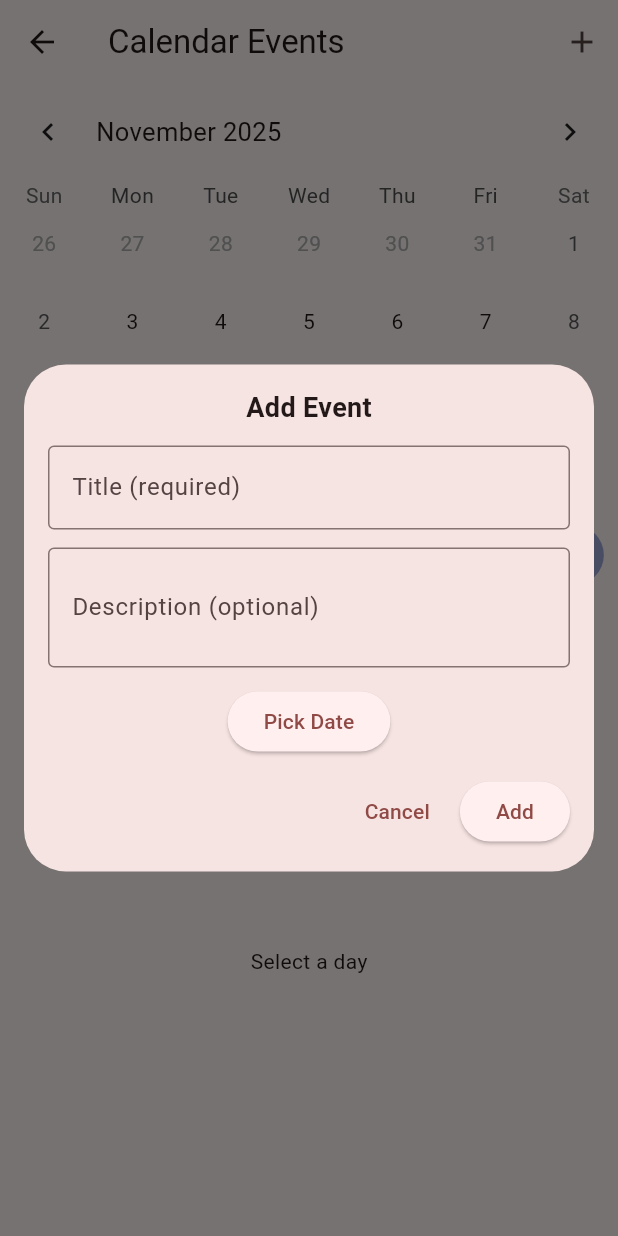
After one commit to Xen00n/class_routine_handler, a Flutter app: the CalendarPage screen opened directly, after a tap on the "add" icon, on a phone screen of 412 x 824 dp. The commit adds this screen. Run offline on Flutter 3.47's test engine with Material 3 defaults, Android fonts, the phone set to English and light mode, and no system bars; drawn by our look-alikes of table_calendar; our stand-ins replace file_picker, open_filex.

Commit message:
added calendar and changes the way content adder and loader loads

```diff
--- /dev/null
+++ b/devtools_options.yaml
@@ -0,0 +1,3 @@
+description: This file stores settings for Dart & Flutter DevTools.
+documentation: https://docs.flutter.dev/tools/devtools/extensions#configure-extension-enablement-states
+extensions:
--- /dev/null
+++ b/lib/calendar_service.dart
@@ -0,0 +1,50 @@
+import 'dart:convert';
+import 'dart:io';
+import 'package:path_provider/path_provider.dart';
+import 'datamodel.dart';
+
+class CalendarService {
+  Future<File> _getFile() async {
+    final dir = await getApplicationDocumentsDirectory();
+    return File('${dir.path}/events.json');
+  }
+
+  Future<List<Event>> loadEvents() async {
+    final file = await _getFile();
+    if (!await file.exists()) return [];
+
+    final str = await file.readAsString();
+    final jsonList = jsonDecode(str) as List;
+    return jsonList.map((e) => Event.fromJson(e)).toList();
+  }
+
+  Future<void> saveEvents(List<Event> events) async {
+    final file = await _getFile();
+    await file.writeAsString(
+      jsonEncode(events.map((e) => e.toJson()).toList()),
+    );
+  }
+
+  Future<void> addEvent(Event event) async {
+    final events = await loadEvents();
+    events.add(event);
+    await saveEvents(events);
+  }
+
+  Future<void> deleteEvent(String id) async {
+    final events = await loadEvents();
+    events.removeWhere((e) => e.id == id);
+    await saveEvents(events);
+  }
+
+  Future<void> removePastEvents() async {
+    final events = await loadEvents();
+    final now = DateTime.now();
+
+    events.removeWhere(
+      (e) => e.date.isBefore(DateTime(now.year, now.month, now.day)),
+    );
+
+    await saveEvents(events);
+  }
+}
--- a/lib/datamodel.dart
+++ b/lib/datamodel.dart
@@ -40,3 +40,31 @@ class Subject {
         .toList(),
   );
 }
+
+class Event {
+  String id;
+  String title;
+  String? description;
+  DateTime date;
+
+  Event({
+    required this.id,
+    required this.title,
+    this.description,
+    required this.date,
+  });
+
+  factory Event.fromJson(Map<String, dynamic> json) => Event(
+    id: json['id'],
+    title: json['title'],
+    description: json['description'],
+    date: DateTime.parse(json['date']),
+  );
+
+  Map<String, dynamic> toJson() => {
+    "id": id,
+    "title": title,
+    "description": description,
+    "date": date.toIso8601String(),
+  };
+}
--- a/lib/pages/coeg.dart
+++ b/lib/pages/coeg.dart
@@ -1,3 +1,4 @@
+import 'package:class_routine_handler/widgets/calendar.dart';
 import 'package:class_routine_handler/widgets/contentadder.dart';
 import 'package:class_routine_handler/widgets/contentloader.dart';
 
@@ -17,14 +18,16 @@ class _CoegPageState extends State<CoegPage> {
 
   @override
   Widget build(BuildContext context) {
-    Widget currentWidget = ContentLoader(subject: subject);
+    Widget currentWidget = CalendarPage();
     switch (selectedIndex) {
-      case 0:
+      case 1:
         currentWidget = ContentLoader(subject: subject);
         break;
-      case 1:
+      case 2:
         currentWidget = ContentAdder(subjectName: subject);
         break;
+      case 0:
+        currentWidget = CalendarPage();
       default:
         currentWidget = ContentLoader(subject: subject);
     }
@@ -35,6 +38,10 @@ class _CoegPageState extends State<CoegPage> {
           selectedIndex = value;
         }),
         items: const <BottomNavigationBarItem>[
+          BottomNavigationBarItem(
+            icon: Icon(Icons.calendar_month),
+            label: 'Calendar',
+          ),
           BottomNavigationBarItem(icon: Icon(Icons.list), label: 'Contents'),
           BottomNavigationBarItem(icon: Icon(Icons.add), label: 'Add Content'),
         ],
--- a/lib/pages/comp301.dart
+++ b/lib/pages/comp301.dart
@@ -1,3 +1,4 @@
+import 'package:class_routine_handler/widgets/calendar.dart';
 import 'package:class_routine_handler/widgets/contentadder.dart';
 import 'package:class_routine_handler/widgets/contentloader.dart';
 
@@ -17,14 +18,16 @@ class _Comp301PageState extends State<Comp301Page> {
 
   @override
   Widget build(BuildContext context) {
-    Widget currentWidget = ContentLoader(subject: subject);
+    Widget currentWidget = CalendarPage();
     switch (selectedIndex) {
-      case 0:
+      case 1:
         currentWidget = ContentLoader(subject: subject);
         break;
-      case 1:
+      case 2:
         currentWidget = ContentAdder(subjectName: subject);
         break;
+      case 0:
+        currentWidget = CalendarPage();
       default:
         currentWidget = ContentLoader(subject: subject);
     }
@@ -35,6 +38,10 @@ class _Comp301PageState extends State<Comp301Page> {
           selectedIndex = value;
         }),
         items: const <BottomNavigationBarItem>[
+          BottomNavigationBarItem(
+            icon: Icon(Icons.calendar_month),
+            label: 'Calendar',
+          ),
           BottomNavigationBarItem(icon: Icon(Icons.list), label: 'Contents'),
           BottomNavigationBarItem(icon: Icon(Icons.add), label: 'Add Content'),
         ],
--- a/lib/pages/comp307.dart
+++ b/lib/pages/comp307.dart
@@ -1,3 +1,4 @@
+import 'package:class_routine_handler/widgets/calendar.dart';
 import 'package:class_routine_handler/widgets/contentadder.dart';
 import 'package:class_routine_handler/widgets/contentloader.dart';
 
@@ -17,14 +18,16 @@ class _Comp307PageState extends State<Comp307Page> {
 
   @override
   Widget build(BuildContext context) {
-    Widget currentWidget = ContentLoader(subject: subject);
+    Widget currentWidget = CalendarPage();
     switch (selectedIndex) {
-      case 0:
+      case 1:
         currentWidget = ContentLoader(subject: subject);
         break;
-      case 1:
+      case 2:
         currentWidget = ContentAdder(subjectName: subject);
         break;
+      case 0:
+        currentWidget = CalendarPage();
       default:
         currentWidget = ContentLoader(subject: subject);
     }
@@ -35,6 +38,10 @@ class _Comp307PageState extends State<Comp307Page> {
           selectedIndex = value;
         }),
         items: const <BottomNavigationBarItem>[
+          BottomNavigationBarItem(
+            icon: Icon(Icons.calendar_month),
+            label: 'Calendar',
+          ),
           BottomNavigationBarItem(icon: Icon(Icons.list), label: 'Contents'),
           BottomNavigationBarItem(icon: Icon(Icons.add), label: 'Add Content'),
         ],
--- a/lib/pages/comp315.dart
+++ b/lib/pages/comp315.dart
@@ -1,3 +1,4 @@
+import 'package:class_routine_handler/widgets/calendar.dart';
 import 'package:class_routine_handler/widgets/contentadder.dart';
 import 'package:class_routine_handler/widgets/contentloader.dart';
 
@@ -17,14 +18,16 @@ class _Comp315PageState extends State<Comp315Page> {
 
   @override
   Widget build(BuildContext context) {
-    Widget currentWidget = ContentLoader(subject: subject);
+    Widget currentWidget = CalendarPage();
     switch (selectedIndex) {
-      case 0:
+      case 1:
         currentWidget = ContentLoader(subject: subject);
         break;
-      case 1:
+      case 2:
         currentWidget = ContentAdder(subjectName: subject);
         break;
+      case 0:
+        currentWidget = CalendarPage();
       default:
         currentWidget = ContentLoader(subject: subject);
     }
@@ -35,6 +38,10 @@ class _Comp315PageState extends State<Comp315Page> {
           selectedIndex = value;
         }),
         items: const <BottomNavigationBarItem>[
+          BottomNavigationBarItem(
+            icon: Icon(Icons.calendar_month),
+            label: 'Calendar',
+          ),
           BottomNavigationBarItem(icon: Icon(Icons.list), label: 'Contents'),
           BottomNavigationBarItem(icon: Icon(Icons.add), label: 'Add Content'),
         ],
--- a/lib/pages/mgts.dart
+++ b/lib/pages/mgts.dart
@@ -1,3 +1,4 @@
+import 'package:class_routine_handler/widgets/calendar.dart';
 import 'package:class_routine_handler/widgets/contentadder.dart';
 import 'package:class_routine_handler/widgets/contentloader.dart';
 
@@ -17,14 +18,16 @@ class _MgtsPageState extends State<MgtsPage> {
 
   @override
   Widget build(BuildContext context) {
-    Widget currentWidget = ContentLoader(subject: subject);
+    Widget currentWidget = CalendarPage();
     switch (selectedIndex) {
-      case 0:
+      case 1:
         currentWidget = ContentLoader(subject: subject);
         break;
-      case 1:
+      case 2:
         currentWidget = ContentAdder(subjectName: subject);
         break;
+      case 0:
+        currentWidget = CalendarPage();
       default:
         currentWidget = ContentLoader(subject: subject);
     }
@@ -35,6 +38,10 @@ class _MgtsPageState extends State<MgtsPage> {
           selectedIndex = value;
         }),
         items: const <BottomNavigationBarItem>[
+          BottomNavigationBarItem(
+            icon: Icon(Icons.calendar_month),
+            label: 'Calendar',
+          ),
           BottomNavigationBarItem(icon: Icon(Icons.list), label: 'Contents'),
           BottomNavigationBarItem(icon: Icon(Icons.add), label: 'Add Content'),
         ],
--- a/lib/pages/project.dart
+++ b/lib/pages/project.dart
@@ -1,3 +1,4 @@
+import 'package:class_routine_handler/widgets/calendar.dart';
 import 'package:class_routine_handler/widgets/contentadder.dart';
 import 'package:class_routine_handler/widgets/contentloader.dart';
 
@@ -14,16 +15,19 @@ class _ProjectPageState extends State<ProjectPage> {
   int selectedIndex = 0;
   dynamic contents;
   final String subject = "project";
+
   @override
   Widget build(BuildContext context) {
-    Widget currentWidget = ContentLoader(subject: subject);
+    Widget currentWidget = CalendarPage();
     switch (selectedIndex) {
-      case 0:
+      case 1:
         currentWidget = ContentLoader(subject: subject);
         break;
-      case 1:
+      case 2:
         currentWidget = ContentAdder(subjectName: subject);
         break;
+      case 0:
+        currentWidget = CalendarPage();
       default:
         currentWidget = ContentLoader(subject: subject);
     }
@@ -34,6 +38,10 @@ class _ProjectPageState extends State<ProjectPage> {
           selectedIndex = value;
         }),
         items: const <BottomNavigationBarItem>[
+          BottomNavigationBarItem(
+            icon: Icon(Icons.calendar_month),
+            label: 'Calendar',
+          ),
           BottomNavigationBarItem(icon: Icon(Icons.list), label: 'Contents'),
           BottomNavigationBarItem(icon: Icon(Icons.add), label: 'Add Content'),
         ],
--- /dev/null
+++ b/lib/widgets/calendar.dart
@@ -0,0 +1,223 @@
+import 'package:flutter/material.dart';
+import 'package:table_calendar/table_calendar.dart';
+import '../calendar_service.dart';
+import '../datamodel.dart';
+
+class CalendarPage extends StatefulWidget {
+  const CalendarPage({super.key});
+
+  @override
+  State<CalendarPage> createState() => _CalendarPageState();
+}
+
+class _CalendarPageState extends State<CalendarPage> {
+  final CalendarService service = CalendarService();
+
+  DateTime _focusedDay = DateTime.now();
+  DateTime? _selectedDay;
+  CalendarFormat _calendarFormat = CalendarFormat.month;
+
+  Map<DateTime, List<Event>> events = {};
+
+  @override
+  void initState() {
+    super.initState();
+    _loadEvents();
+  }
+
+  Future<void> _loadEvents() async {
+    await service.removePastEvents();
+    final data = await service.loadEvents();
+
+    final map = <DateTime, List<Event>>{};
+    for (var e in data) {
+      final key = DateTime(e.date.year, e.date.month, e.date.day);
+      map.putIfAbsent(key, () => []).add(e);
+    }
+
+    setState(() => events = map);
+  }
+
+  List<Event> _getEventsForDay(DateTime day) {
+    final key = DateTime(day.year, day.month, day.day);
+    return events[key] ?? [];
+  }
+
+  void _showAddEventDialog() {
+    String title = "";
+    String description = "";
+    DateTime selectedDate = _selectedDay ?? DateTime.now();
+
+    showDialog(
+      context: context,
+      builder: (context) {
+        return Dialog(
+          insetPadding: const EdgeInsets.all(16),
+          child: SingleChildScrollView(
+            child: Padding(
+              padding: const EdgeInsets.all(16),
+              child: Column(
+                mainAxisSize: MainAxisSize.min,
+                children: [
+                  const Text(
+                    "Add Event",
+                    style: TextStyle(fontSize: 18, fontWeight: FontWeight.bold),
+                  ),
+
+                  const SizedBox(height: 12),
+
+                  TextField(
+                    decoration: const InputDecoration(
+                      labelText: "Title (required)",
+                      border: OutlineInputBorder(),
+                    ),
+                    onChanged: (v) => title = v,
+                  ),
+
+                  const SizedBox(height: 12),
+
+                  TextField(
+                    maxLines: 2,
+                    decoration: const InputDecoration(
+                      labelText: "Description (optional)",
+                      border: OutlineInputBorder(),
+                    ),
+                    onChanged: (v) => description = v,
+                  ),
+
+                  const SizedBox(height: 12),
+
+                  ElevatedButton(
+                    onPressed: () async {
+                      final picked = await showDatePicker(
+                        context: context,
+                        initialDate: selectedDate,
+                        firstDate: DateTime(2010),
+                        lastDate: DateTime(2050),
+                      );
+                      if (picked != null) selectedDate = picked;
+                    },
+                    child: const Text("Pick Date"),
+                  ),
+
+                  const SizedBox(height: 12),
+
+                  Row(
+                    mainAxisAlignment: MainAxisAlignment.end,
+                    children: [
+                      TextButton(
+                        child: const Text("Cancel"),
+                        onPressed: () => Navigator.pop(context),
+                      ),
+                      const SizedBox(width: 8),
+                      ElevatedButton(
+                        child: const Text("Add"),
+                        onPressed: () async {
+                          if (title.trim().isEmpty) return;
+
+                          final event = Event(
+                            id: DateTime.now().millisecondsSinceEpoch
+                                .toString(),
+                            title: title,
+                            description: description,
+                            date: selectedDate,
+                          );
+
+                          await service.addEvent(event);
+                          Navigator.pop(context);
+                          _loadEvents();
+                        },
+                      ),
+                    ],
+                  ),
+                ],
+              ),
+            ),
+          ),
+        );
+      },
+    );
+  }
+
+  Widget _buildEventList() {
+    if (_selectedDay == null) {
+      return const Center(child: Text("Select a day"));
+    }
+
+    final list = _getEventsForDay(_selectedDay!);
+
+    if (list.isEmpty) {
+      return const Center(child: Text("No events"));
+    }
+
+    return ListView.builder(
+      itemCount: list.length,
+      itemBuilder: (_, i) {
+        final e = list[i];
+        return Card(
+          child: ListTile(
+            title: Text(e.title),
+            subtitle: (e.description != null && e.description!.isNotEmpty)
+                ? Text(e.description!)
+                : null,
+            trailing: IconButton(
+              icon: const Icon(Icons.delete, color: Colors.red),
+              onPressed: () async {
+                await service.deleteEvent(e.id);
+                _loadEvents();
+              },
+            ),
+          ),
+        );
+      },
+    );
+  }
+
+  @override
+  Widget build(BuildContext context) {
+    return Scaffold(
+      resizeToAvoidBottomInset: true, // important
+
+      appBar: AppBar(
+        title: const Text("Calendar Events"),
+        actions: [
+          IconButton(
+            icon: const Icon(Icons.add),
+            onPressed: _showAddEventDialog,
+          ),
+        ],
+      ),
+
+      body: Column(
+        children: [
+          TableCalendar(
+            firstDay: DateTime(2010),
+            lastDay: DateTime(2050),
+            focusedDay: _focusedDay,
+
+            calendarFormat: _calendarFormat,
+            onFormatChanged: (format) {
+              setState(() => _calendarFormat = format);
+            },
+
+            availableCalendarFormats: const {CalendarFormat.month: "Month"},
+
+            eventLoader: _getEventsForDay,
+            selectedDayPredicate: (day) => isSameDay(_selectedDay, day),
+
+            onDaySelected: (selected, focused) {
+              setState(() {
+                _selectedDay = selected;
+                _focusedDay = focused;
+              });
+            },
+          ),
+
+          const SizedBox(height: 10),
+
+          Expanded(child: _buildEventList()),
+        ],
+      ),
+    );
+  }
+}
--- a/pubspec.yaml
+++ b/pubspec.yaml
@@ -33,6 +33,8 @@ dependencies:
   path_provider: ^2.1.5
   open_filex: ^4.7.0
   path: ^1.9.1
+  table_calendar: ^3.2.0
+
   flutter:
     sdk: flutter
 
```
Also changed, not shown: lib/widgets/contentadder.dart (+30 -22 lines), lib/widgets/contentloader.dart (+43 -22 lines), pubspec.lock, 27 other files.
